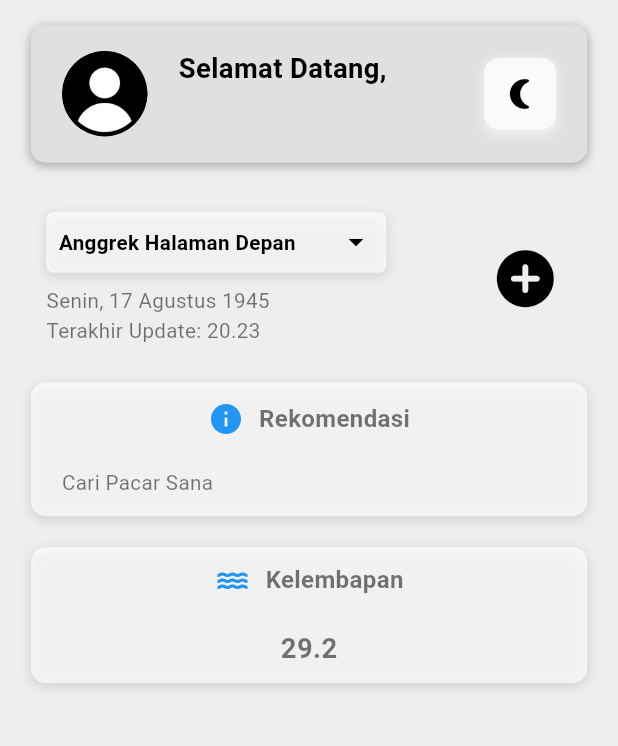
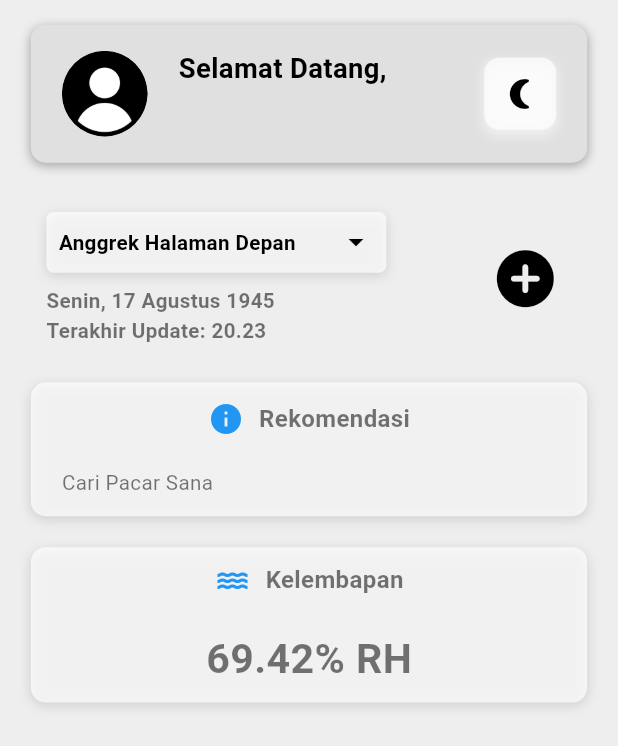
Before and after one commit to izasoerya/agrihub, a Flutter app: the AppLayout screen opened by its route, on a phone screen of 412 x 824 dp. Shown: the top 746 px of the screen. Run offline on Flutter 3.47's test engine with Material 3 defaults, Android fonts, the phone set to English and light mode, and no system bars; our stand-ins replace cloud_firestore, firebase_core, flutter_bloc, flutter_screenutil, go_router, modal_bottom_sheet; accounts and stored records are empty.

Commit message:
feat: ui for dashboard page

```diff
--- a/lib/src/presentation/pages/dashboard.dart
+++ b/lib/src/presentation/pages/dashboard.dart
@@ -100,7 +100,7 @@ class _DashboardPageState extends State<DashboardPage> {
           SizedBox(height: 0.025.sh),
           const DataBox(
             title: 'Kelembapan',
-            data: '29.2',
+            data: '69.42% RH',
             icon: Icons.water,
           ),
         ],
--- a/lib/src/presentation/widgets/atom/data_box.dart
+++ b/lib/src/presentation/widgets/atom/data_box.dart
@@ -49,7 +49,7 @@ class DataBox extends StatelessWidget {
             data,
             style: TextStyle(
               fontSize: ScreenUtil().orientation == Orientation.portrait
-                  ? 16.sp
+                  ? 24.sp
                   : 10.sp,
               fontWeight: FontWeight.bold,
               color: Theme.of(context).textTheme.bodyMedium!.color,
--- a/lib/src/presentation/widgets/organism/header_device.dart
+++ b/lib/src/presentation/widgets/organism/header_device.dart
@@ -94,6 +94,7 @@ class _HeaderDeviceState extends State<HeaderDevice> {
                   fontSize: ScreenUtil().orientation == Orientation.portrait
                       ? 12.sp
                       : 6.sp,
+                  fontWeight: FontWeight.bold,
                 ),
                 textAlign: TextAlign.start,
                 maxLines: null, // Allow multiline text
```
